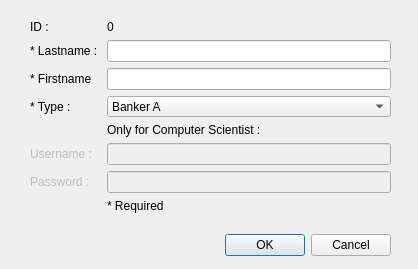
This is TPQtIntroduction/dialogmodifyemployee.ui in Lydie-Pierrick/TP2-QT-INTRO as Qt 5 draws it before an edit. The edited form follows.
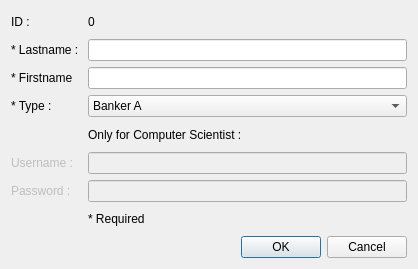
This is the edited form.

The edit to the form file:
```diff
--- a/TPQtIntroduction/dialogmodifyemployee.ui
+++ b/TPQtIntroduction/dialogmodifyemployee.ui
@@ -13,15 +13,8 @@
   <property name="windowTitle">
    <string>Modification of Employee</string>
   </property>
-  <widget class="QWidget" name="gridLayoutWidget">
-   <property name="geometry">
-    <rect>
-     <x>30</x>
-     <y>20</y>
-     <width>361</width>
-     <height>193</height>
-    </rect>
-   </property>
+  <layout class="QVBoxLayout" name="verticalLayout">
+   <item>
    <layout class="QGridLayout" name="gridLayout">
     <item row="4" column="0">
      <widget class="QLabel" name="label_type">
@@ -152,16 +145,8 @@
      </widget>
     </item>
    </layout>
-  </widget>
-  <widget class="QWidget" name="horizontalLayoutWidget">
-   <property name="geometry">
-    <rect>
-     <x>30</x>
-     <y>230</y>
-     <width>361</width>
-     <height>31</height>
-    </rect>
-   </property>
+   </item>
+   <item>
    <layout class="QHBoxLayout" name="horizontalLayout">
     <item>
      <spacer name="horizontalSpacer">
@@ -194,7 +179,8 @@
      </widget>
     </item>
    </layout>
-  </widget>
+   </item>
+  </layout>
  </widget>
  <tabstops>
   <tabstop>lineEdit_Lastname</tabstop>
```
Left out of the diff: 26 changed lines with no effect on the pictures. Lines whose indentation alone changed are shown as unchanged.
